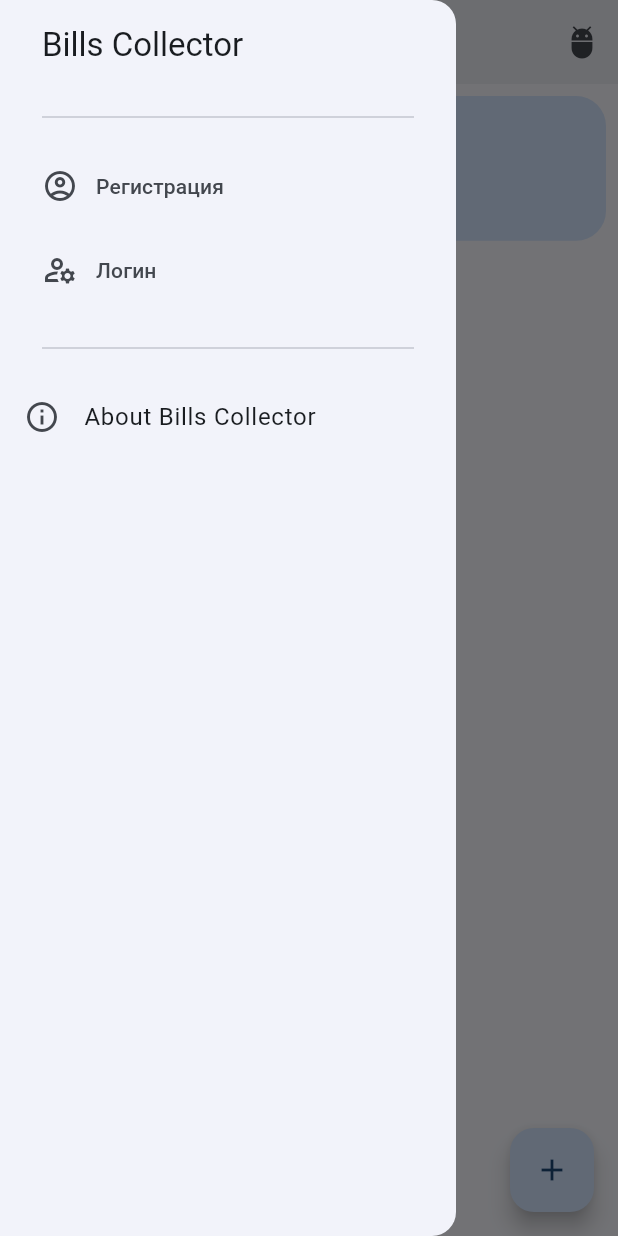
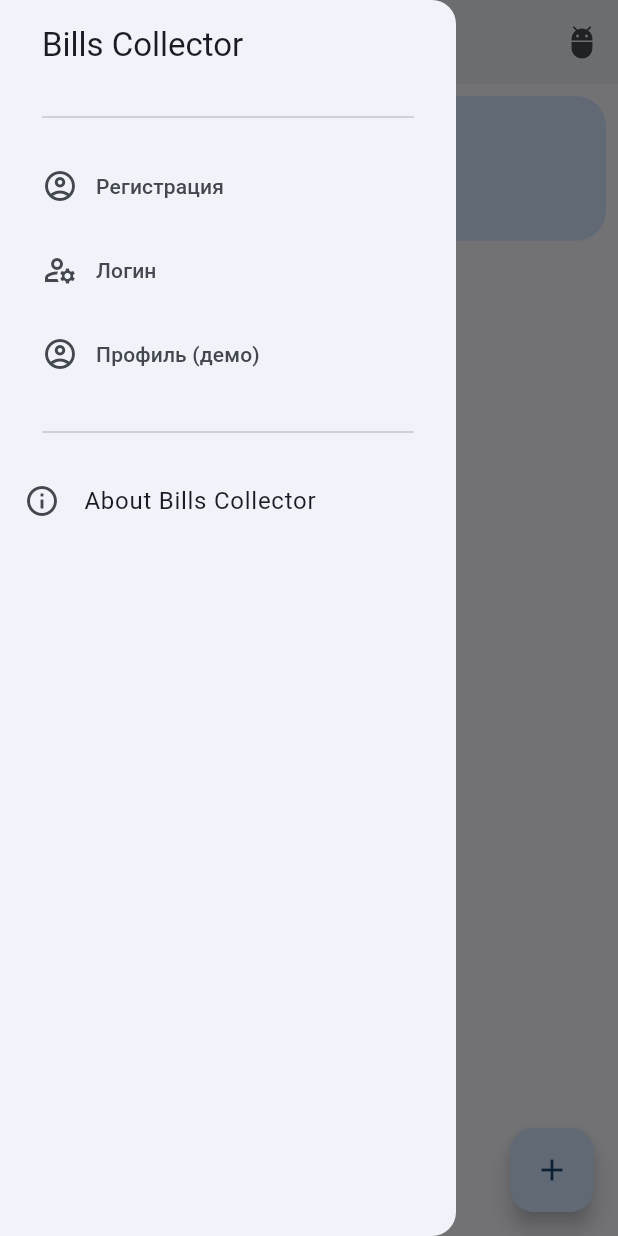
Before and after one commit to quicklybly/bills-collector-mobile, a Flutter app: the FinalPage screen opened directly, after a tap on "Продолжить без авторизации", after a tap on the "menu" icon, on a phone screen of 412 x 824 dp. Run offline on Flutter 3.47's test engine with Material 3 defaults, Android fonts, the phone set to English and light mode, and no system bars; drawn by our look-alikes of dynamic_color; our stand-ins replace fl_chart, shared_preferences, smooth_page_indicator; accounts and stored records are empty; generated files the repository leaves out were written again.

```diff
--- a/lib/screens/final_page_with_login.dart
+++ b/lib/screens/final_page_with_login.dart
@@ -1,8 +1,12 @@
 import 'package:bills_collector_mobile/screens/registration_screen.dart';
 import 'package:flutter/material.dart';
+import 'package:provider/provider.dart';
 
+import '../model/bill.dart';
+import '../model/bills.dart';
+import '../model/payment.dart';
 import '../utils/MySharedPreferences.dart';
-import 'MyHomePage.dart';
+import 'home_page.dart';
 
 class FinalPage extends StatefulWidget {
   const FinalPage({super.key});
@@ -53,7 +57,19 @@ class _FinalPageState extends State<FinalPage> {
               TextButton(
                 onPressed: () {
                   Navigator.pushReplacement(context,
-                      MaterialPageRoute(builder: (context) => MyHomePage()));
+                      MaterialPageRoute(builder: (context) => ChangeNotifierProvider(
+                          create: (context) => Bills([
+                            Bill(1, "Электричество", "comment", [
+                              Payment(1, 100, DateTime(2024, 1, 1)),
+                              Payment(2, 150, DateTime(2024, 2, 1)),
+                              Payment(5, 125, DateTime(2024, 3, 1)),
+                            ]),
+                            Bill(2, "Газ", "comment2", [
+                              Payment(3, 50, DateTime(2024, 3, 1)),
+                              Payment(4, 25, DateTime(2024, 4, 5))
+                            ])
+                          ]),
+                          child: MyHomePage())));
                 },
                 child: const Text(
                   "Продолжить без авторизации",
--- a/lib/screens/MyHomePage.dart
+++ b/lib/screens/home_page.dart
@@ -1,25 +1,13 @@
-import 'package:bills_collector_mobile/model/bill.dart';
 import 'package:bills_collector_mobile/model/bills.dart';
-import 'package:bills_collector_mobile/model/payment.dart';
-import 'package:bills_collector_mobile/screens/About.dart';
-import 'package:bills_collector_mobile/screens/AddNewBill.dart';
-import 'package:bills_collector_mobile/screens/DetailPage.dart';
-import 'package:bills_collector_mobile/screens/Onboarding.dart';
+import 'package:bills_collector_mobile/screens/add_new_bill.dart';
+import 'package:bills_collector_mobile/screens/detail_page.dart';
+import 'package:bills_collector_mobile/screens/onboarding.dart';
 import 'package:bills_collector_mobile/screens/final_page_with_login.dart';
+import 'package:bills_collector_mobile/screens/profile.dart';
 import 'package:bills_collector_mobile/screens/registration_screen.dart';
 import 'package:bills_collector_mobile/utils/IconPicker.dart';
 import 'package:flutter/material.dart';
-
-final _test_data = Bills([
-  Bill(1, "Электричество", "comment", [
-    Payment(1, 100, DateTime(2024, 1, 1)),
-    Payment(2, 150, DateTime(2024, 2, 1))
-  ]),
-  Bill(2, "Газ", "comment2", [
-    Payment(3, 50, DateTime(2024, 3, 1)),
-    Payment(4, 25, DateTime(2024, 4, 5))
-  ])
-]);
+import 'package:provider/provider.dart';
 
 class DrawerPoints {
   const DrawerPoints(this.label, this.icon, this.selectedIcon, this.screen);
@@ -33,11 +21,15 @@ class DrawerPoints {
 const List<DrawerPoints> destinations = <DrawerPoints>[
   DrawerPoints('Регистрация', Icon(Icons.account_circle_outlined),
       Icon(Icons.account_circle), RegistrationScreen()),
-  DrawerPoints(
-      'Логин', Icon(Icons.manage_accounts_outlined), Icon(Icons.manage_accounts), FinalPage()),
+  DrawerPoints('Логин', Icon(Icons.manage_accounts_outlined),
+      Icon(Icons.manage_accounts), FinalPage()),
+  DrawerPoints('Профиль (демо)', Icon(Icons.account_circle_outlined),
+      Icon(Icons.account_circle), Profile())
 ];
 
 class MyHomePage extends StatefulWidget {
+  const MyHomePage({super.key});
+
   @override
   State<MyHomePage> createState() => _MyHomePageState();
 }
@@ -45,8 +37,9 @@ class MyHomePage extends StatefulWidget {
 class _MyHomePageState extends State<MyHomePage> {
   @override
   Widget build(BuildContext context) {
+    var bills = context.watch<Bills>();
+
     final theme = Theme.of(context);
-    double scrolledUnderElevation = 4.0;
     int screenIndex = -1;
     final List<Widget> aboutBoxChildren = <Widget>[
       const SizedBox(height: 24),
@@ -55,10 +48,12 @@ class _MyHomePageState extends State<MyHomePage> {
           children: <TextSpan>[
             TextSpan(
                 style: theme.textTheme.bodyMedium,
-                text: "Благодарим вас за выбор BillsCollector! Наше мобильное приложение поможет вам следить за своими счетами. На информационной странице представлен краткий обзор функций, включая отслеживание счетов, напоминания и аналитику. Контролируйте свои финансы с помощью Bill-Collector.\nGitHub: "),
+                text:
+                    "Благодарим вас за выбор BillsCollector! Наше мобильное приложение поможет вам следить за своими счетами. На информационной странице представлен краткий обзор функций, включая отслеживание счетов, напоминания и аналитику. Контролируйте свои финансы с помощью Bill-Collector.\nGitHub: "),
             TextSpan(
-                style: theme.textTheme.bodyMedium!.copyWith(color: theme.colorScheme.primary),
-                text: 'https://flutter.dev'),
+                style: theme.textTheme.bodyMedium!
+                    .copyWith(color: theme.colorScheme.primary),
+                text: 'https://github.com/quicklybly/bills-collector'),
             TextSpan(style: theme.textTheme.bodyMedium, text: '.'),
           ],
         ),
@@ -75,7 +70,7 @@ class _MyHomePageState extends State<MyHomePage> {
     return Scaffold(
       appBar: AppBar(
         backgroundColor: theme.colorScheme.surfaceContainer,
-        scrolledUnderElevation: scrolledUnderElevation,
+        scrolledUnderElevation: 4.0,
         actions: [
           IconButton(
               onPressed: () {
@@ -86,7 +81,8 @@ class _MyHomePageState extends State<MyHomePage> {
         ],
         title: Text(
           "Bills Collector",
-          style: theme.textTheme.titleLarge!.copyWith(color: theme.colorScheme.onSurface),
+          style: theme.textTheme.titleLarge!
+              .copyWith(color: theme.colorScheme.onSurface),
         ),
         leading: Builder(
           builder: (BuildContext context) {
@@ -110,7 +106,10 @@ class _MyHomePageState extends State<MyHomePage> {
             padding: const EdgeInsets.fromLTRB(28, 16, 16, 10),
             child: Text(
               'Bills Collector',
-              style: Theme.of(context).textTheme.titleLarge!.copyWith(color: theme.colorScheme.onSurface),
+              style: Theme.of(context)
+                  .textTheme
+                  .titleLarge!
+                  .copyWith(color: theme.colorScheme.onSurface),
             ),
           ),
           const Padding(
@@ -143,7 +142,7 @@ class _MyHomePageState extends State<MyHomePage> {
       body: Container(
         color: theme.colorScheme.surface,
         child: GridView.builder(
-          itemCount: _test_data.bills.length,
+          itemCount: bills.bills.length,
           padding: const EdgeInsets.all(8.0),
           gridDelegate: const SliverGridDelegateWithFixedCrossAxisCount(
             crossAxisCount: 2,
@@ -152,13 +151,16 @@ class _MyHomePageState extends State<MyHomePage> {
             crossAxisSpacing: 10.0,
           ),
           itemBuilder: (BuildContext context, int index) {
-            final item = _test_data.bills[index];
+            final item = bills.bills[index];
             return GestureDetector(
               onTap: () {
                 Navigator.push(
                     context,
                     MaterialPageRoute(
-                        builder: (context) => DetailPage(bill: item)));
+                        builder: (context) => DetailPage(
+                              bill: item,
+                              bills: bills,
+                            )));
               },
               child: Container(
                 alignment: Alignment.center,
@@ -202,7 +204,7 @@ class _MyHomePageState extends State<MyHomePage> {
           Navigator.push(
               context,
               MaterialPageRoute(
-                  builder: (context) => AddNewBill(bills: _test_data)));
+                  builder: (context) => AddNewBill(bills: bills)));
         },
         child: const Icon(Icons.add),
       ),
--- a/lib/screens/Onboarding.dart
+++ b/lib/screens/onboarding.dart
@@ -4,7 +4,7 @@ import 'package:smooth_page_indicator/smooth_page_indicator.dart';
 
 import '../utils/MySharedPreferences.dart';
 import 'final_page_with_login.dart';
-import 'MyHomePage.dart';
+import 'home_page.dart';
 
 class Onboarding extends StatelessWidget {
   final PageController _controller = PageController();
--- a/lib/screens/registration_screen.dart
+++ b/lib/screens/registration_screen.dart
@@ -1,6 +1,6 @@
 import 'package:flutter/material.dart';
 
-import 'MyHomePage.dart';
+import 'home_page.dart';
 
 class RegistrationScreen extends StatefulWidget {
   const RegistrationScreen({super.key});
```
Also changed, not shown: lib/main.dart (+22 -4 lines), lib/screens/about.dart (deleted, +0 -10 lines).
